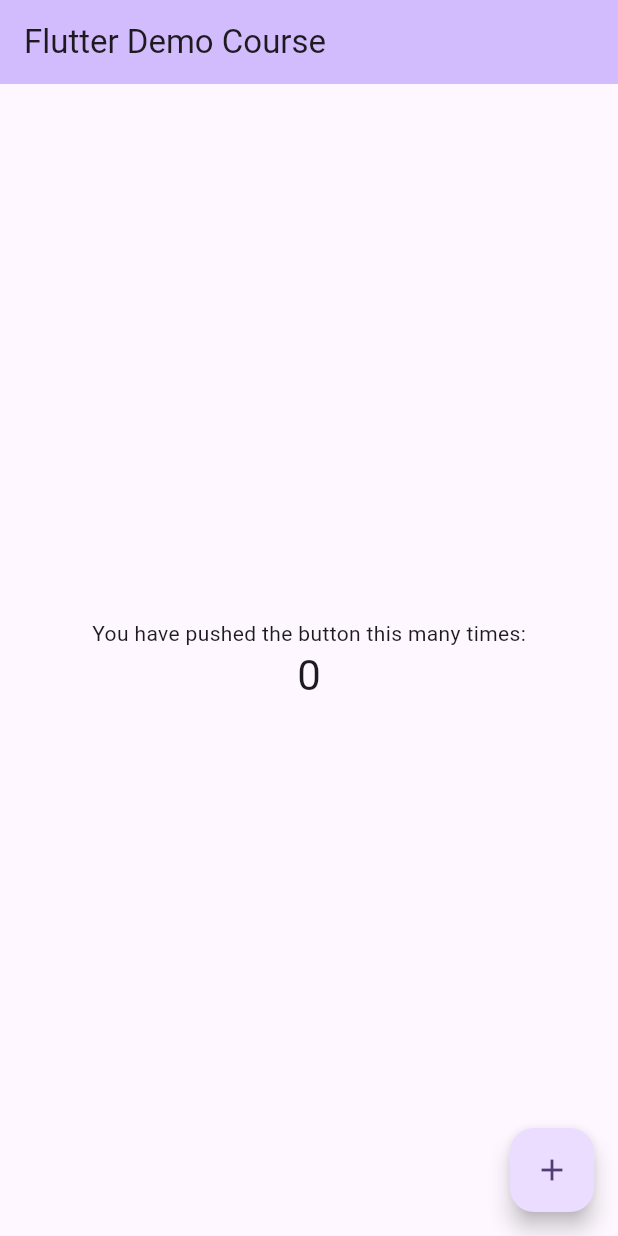
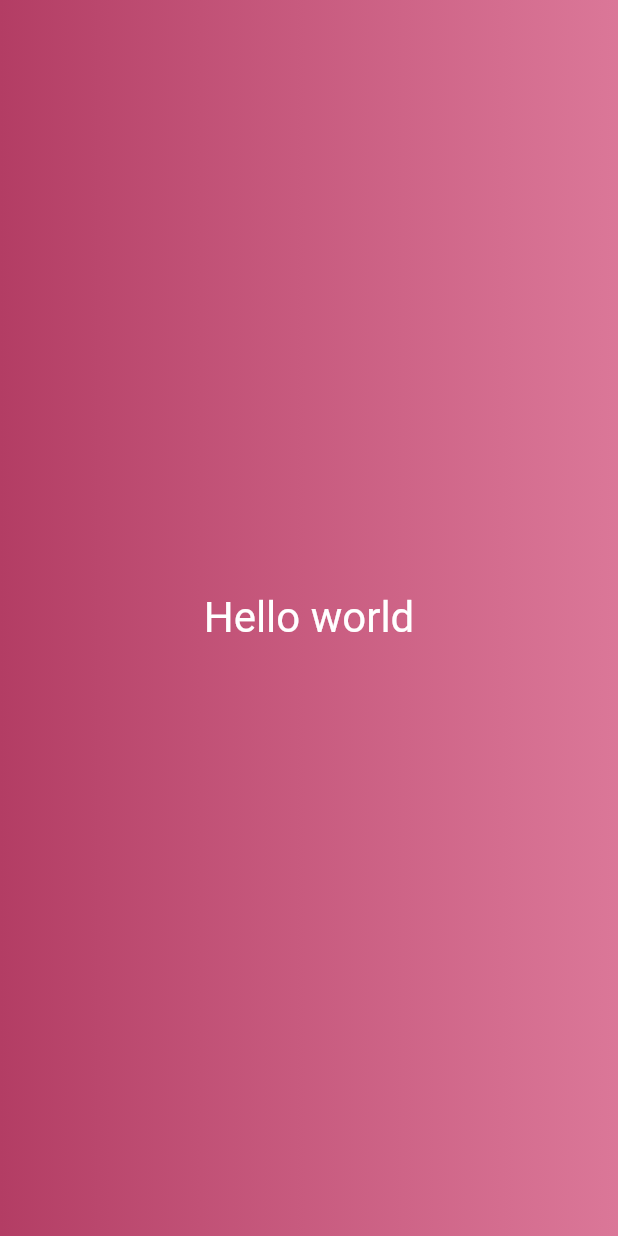
Before and after one commit to yhan0704/firstFlutter, a Flutter app: the screen it shows after launch, on a phone screen of 412 x 824 dp. Run offline on Flutter 3.47's test engine with Material 2 defaults, Android fonts, the phone set to English and light mode, and no system bars.

Commit message:
change Text size color

```diff
--- a/lib/main.dart
+++ b/lib/main.dart
@@ -1,125 +1,22 @@
 import 'package:flutter/material.dart';
 
 void main() {
-  runApp(const MyApp());
-}
-
-class MyApp extends StatelessWidget {
-  const MyApp({super.key});
-
-  // This widget is the root of your application.
-  @override
-  Widget build(BuildContext context) {
-    return MaterialApp(
-      title: 'Flutter Demo',
-      theme: ThemeData(
-        // This is the theme of your application.
-        //
-        // TRY THIS: Try running your application with "flutter run". You'll see
-        // the application has a blue toolbar. Then, without quitting the app,
-        // try changing the seedColor in the colorScheme below to Colors.green
-        // and then invoke "hot reload" (save your changes or press the "hot
-        // reload" button in a Flutter-supported IDE, or press "r" if you used
-        // the command line to start the app).
-        //
-        // Notice that the counter didn't reset back to zero; the application
-        // state is not lost during the reload. To reset the state, use hot
-        // restart instead.
-        //
-        // This works for code too, not just values: Most code changes can be
-        // tested with just a hot reload.
-        colorScheme: ColorScheme.fromSeed(seedColor: Colors.deepPurple),
-        useMaterial3: true,
-      ),
-      home: const MyHomePage(title: 'Flutter Demo Course'),
-    );
-  }
-}
-
-class MyHomePage extends StatefulWidget {
-  const MyHomePage({super.key, required this.title});
-
-  // This widget is the home page of your application. It is stateful, meaning
-  // that it has a State object (defined below) that contains fields that affect
-  // how it looks.
-
-  // This class is the configuration for the state. It holds the values (in this
-  // case the title) provided by the parent (in this case the App widget) and
-  // used by the build method of the State. Fields in a Widget subclass are
-  // always marked "final".
-
-  final String title;
-
-  @override
-  State<MyHomePage> createState() => _MyHomePageState();
-}
-
-class _MyHomePageState extends State<MyHomePage> {
-  int _counter = 0;
-
-  void _incrementCounter() {
-    setState(() {
-      // This call to setState tells the Flutter framework that something has
-      // changed in this State, which causes it to rerun the build method below
-      // so that the display can reflect the updated values. If we changed
-      // _counter without calling setState(), then the build method would not be
-      // called again, and so nothing would appear to happen.
-      _counter++;
-    });
-  }
-
-  @override
-  Widget build(BuildContext context) {
-    // This method is rerun every time setState is called, for instance as done
-    // by the _incrementCounter method above.
-    //
-    // The Flutter framework has been optimized to make rerunning build methods
-    // fast, so that you can just rebuild anything that needs updating rather
-    // than having to individually change instances of widgets.
-    return Scaffold(
-      appBar: AppBar(
-        // TRY THIS: Try changing the color here to a specific color (to
-        // Colors.amber, perhaps?) and trigger a hot reload to see the AppBar
-        // change color while the other colors stay the same.
-        backgroundColor: Theme.of(context).colorScheme.inversePrimary,
-        // Here we take the value from the MyHomePage object that was created by
-        // the App.build method, and use it to set our appbar title.
-        title: Text(widget.title),
-      ),
-      body: Center(
-        // Center is a layout widget. It takes a single child and positions it
-        // in the middle of the parent.
-        child: Column(
-          // Column is also a layout widget. It takes a list of children and
-          // arranges them vertically. By default, it sizes itself to fit its
-          // children horizontally, and tries to be as tall as its parent.
-          //
-          // Column has various properties to control how it sizes itself and
-          // how it positions its children. Here we use mainAxisAlignment to
-          // center the children vertically; the main axis here is the vertical
-          // axis because Columns are vertical (the cross axis would be
-          // horizontal).
-          //
-          // TRY THIS: Invoke "debug painting" (choose the "Toggle Debug Paint"
-          // action in the IDE, or press "p" in the console), to see the
-          // wireframe for each widget.
-          mainAxisAlignment: MainAxisAlignment.center,
-          children: <Widget>[
-            const Text(
-              'You have pushed the button this many times:',
-            ),
-            Text(
-              '$_counter',
-              style: Theme.of(context).textTheme.headlineMedium,
-            ),
-          ],
+  runApp(
+    MaterialApp(
+      home: Scaffold(
+        body: Container(
+          decoration: const BoxDecoration(
+              gradient: LinearGradient(
+            colors: [
+              Color.fromARGB(255, 179, 61, 100),
+              Color.fromARGB(221, 214, 99, 137)
+            ],
+          )),
+          child: const Center(
+            child: Text("Hello world", style: TextStyle(fontSize: 28, color: Colors.white)),
+          ),
         ),
       ),
-      floatingActionButton: FloatingActionButton(
-        onPressed: _incrementCounter,
-        tooltip: 'Increment',
-        child: const Icon(Icons.add),
-      ), // This trailing comma makes auto-formatting nicer for build methods.
-    );
-  }
+    ),
+  );
 }
```
